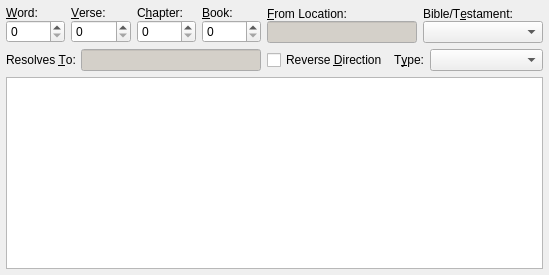
Qt form programs/KJVCanOpener/KJVPassageNavigator.ui (dewhisna/KingJamesPureBibleSearch) before a commit.
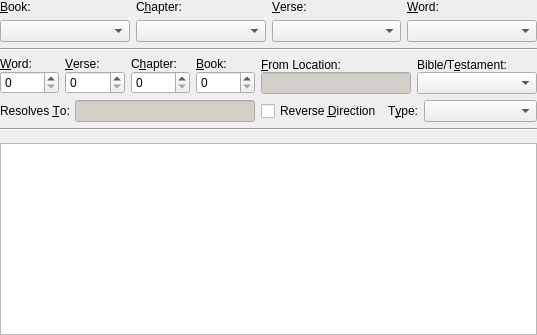
The same form after that commit. Custom widgets are drawn as their Qt base class.

Commit message: Added direct passage navigation combo boxes to the Passage Navigator.  Created PassageReferenceWidget that can parse the user typed passage reference text, using a SoundEx fuzzy-matching logic, and added that to the Passage Navigator as well. Still need to fully test the range-modes on the PassageReferenceWidget, but it seems to be working pretty good for normal navigation references.

The edit to the form file:
```diff
--- a/programs/KJVCanOpener/KJVPassageNavigator.ui
+++ b/programs/KJVCanOpener/KJVPassageNavigator.ui
@@ -27,13 +27,89 @@
   <property name="windowTitle">
    <string>PassageNavigatorForm</string>
   </property>
-  <layout class="QVBoxLayout" name="verticalLayout">
-   <property name="spacing">
-    <number>6</number>
-   </property>
+  <layout class="QVBoxLayout" name="verticalLayoutMain">
    <property name="margin">
-    <number>6</number>
+    <number>0</number>
    </property>
+   <item>
+    <layout class="QHBoxLayout" name="layoutDirectReference">
+     <item>
+      <layout class="QVBoxLayout" name="verticalLayout">
+       <item>
+        <widget class="QLabel" name="lblBookDirect">
+         <property name="text">
+          <string>&amp;Book:</string>
+         </property>
+         <property name="buddy">
+          <cstring>comboBookDirect</cstring>
+         </property>
+        </widget>
+       </item>
+       <item>
+        <widget class="QComboBox" name="comboBookDirect"/>
+       </item>
+      </layout>
+     </item>
+     <item>
+      <layout class="QVBoxLayout" name="verticalLayout_8">
+       <item>
+        <widget class="QLabel" name="lblChapterDirect">
+         <property name="text">
+          <string>C&amp;hapter:</string>
+         </property>
+         <property name="buddy">
+          <cstring>comboChapterDirect</cstring>
+         </property>
+        </widget>
+       </item>
+       <item>
+        <widget class="QComboBox" name="comboChapterDirect"/>
+       </item>
+      </layout>
+     </item>
+     <item>
+      <layout class="QVBoxLayout" name="verticalLayout_9">
+       <item>
+        <widget class="QLabel" name="lblVerseDirect">
+         <property name="text">
+          <string>&amp;Verse:</string>
+         </property>
+         <property name="buddy">
+          <cstring>comboVerseDirect</cstring>
+         </property>
+        </widget>
+       </item>
+       <item>
+        <widget class="QComboBox" name="comboVerseDirect"/>
+       </item>
+      </layout>
+     </item>
+     <item>
+      <layout class="QVBoxLayout" name="verticalLayout_10">
+       <item>
+        <widget class="QLabel" name="lblWordDirect">
+         <property name="text">
+          <string>&amp;Word:</string>
+         </property>
+         <property name="buddy">
+          <cstring>comboWordDirect</cstring>
+         </property>
+        </widget>
+       </item>
+       <item>
+        <widget class="QComboBox" name="comboWordDirect"/>
+       </item>
+      </layout>
+     </item>
+    </layout>
+   </item>
+   <item>
+    <widget class="Line" name="lineDirectReference">
+     <property name="orientation">
+      <enum>Qt::Horizontal</enum>
+     </property>
+    </widget>
+   </item>
    <item>
     <layout class="QGridLayout" name="gridLayout">
      <item row="0" column="5">
@@ -322,6 +398,20 @@
      </item>
     </layout>
    </item>
+   <item>
+    <widget class="Line" name="linePassageReference">
+     <property name="orientation">
+      <enum>Qt::Horizontal</enum>
+     </property>
+    </widget>
+   </item>
+   <item>
+    <layout class="QHBoxLayout" name="layoutPassageReference">
+     <item>
+      <widget class="CPassageReferenceWidget" name="widgetPassageReference" native="true"/>
+     </item>
+    </layout>
+   </item>
    <item>
     <widget class="QTextEdit" name="editVersePreview">
      <property name="minimumSize">
@@ -349,6 +439,14 @@
    </item>
   </layout>
  </widget>
+ <customwidgets>
+  <customwidget>
+   <class>CPassageReferenceWidget</class>
+   <extends>QWidget</extends>
+   <header>PassageReferenceWidget.h</header>
+   <container>1</container>
+  </customwidget>
+ </customwidgets>
  <tabstops>
   <tabstop>spinWord</tabstop>
   <tabstop>spinVerse</tabstop>
```
Left out of the diff: 5 changed lines with no effect on the pictures. The commit also changes 8 other files.
